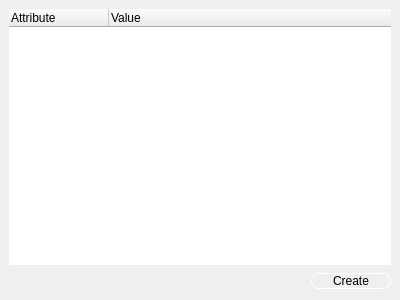
Old version of the form src/gui/forms/attributeswidget.ui in the repository evoplex/evoplex.
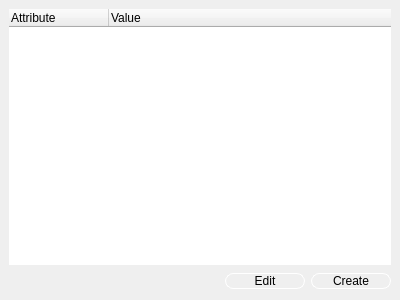
New version of the form.

Commit message: Allow users to edit an experiment (change inputs)

The edit to the form file:
```diff
--- a/src/gui/forms/attributeswidget.ui
+++ b/src/gui/forms/attributeswidget.ui
@@ -67,7 +67,30 @@
        </spacer>
       </item>
       <item>
-       <widget class="QPushButton" name="btnSubmit">
+       <widget class="QPushButton" name="bEdit">
+        <property name="minimumSize">
+         <size>
+          <width>80</width>
+          <height>0</height>
+         </size>
+        </property>
+        <property name="styleSheet">
+         <string notr="true">QPushButton  {
+	border: 1px solid white;
+    border-radius: 8px;
+    background-color: transparent;
+}
+QPushButton::hover {
+	background-color: #4285f4;
+}</string>
+        </property>
+        <property name="text">
+         <string>Edit</string>
+        </property>
+       </widget>
+      </item>
+      <item>
+       <widget class="QPushButton" name="bSubmit">
         <property name="sizePolicy">
          <sizepolicy hsizetype="Fixed" vsizetype="Fixed">
           <horstretch>0</horstretch>
```
The commit also changes 9 other files.
